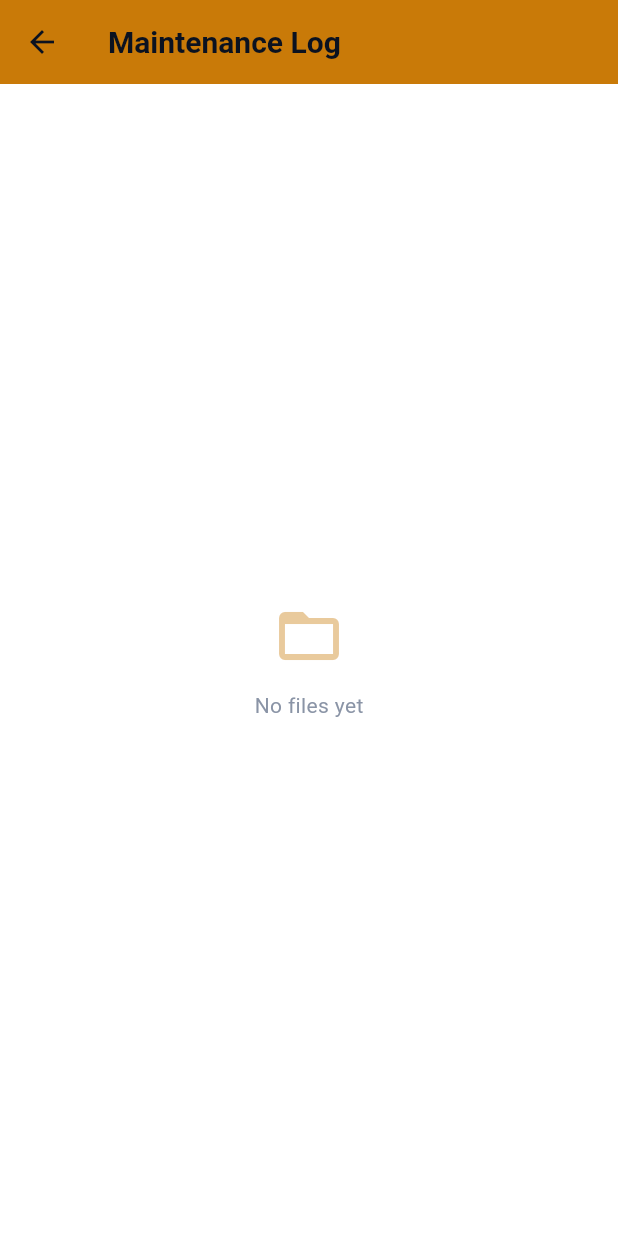
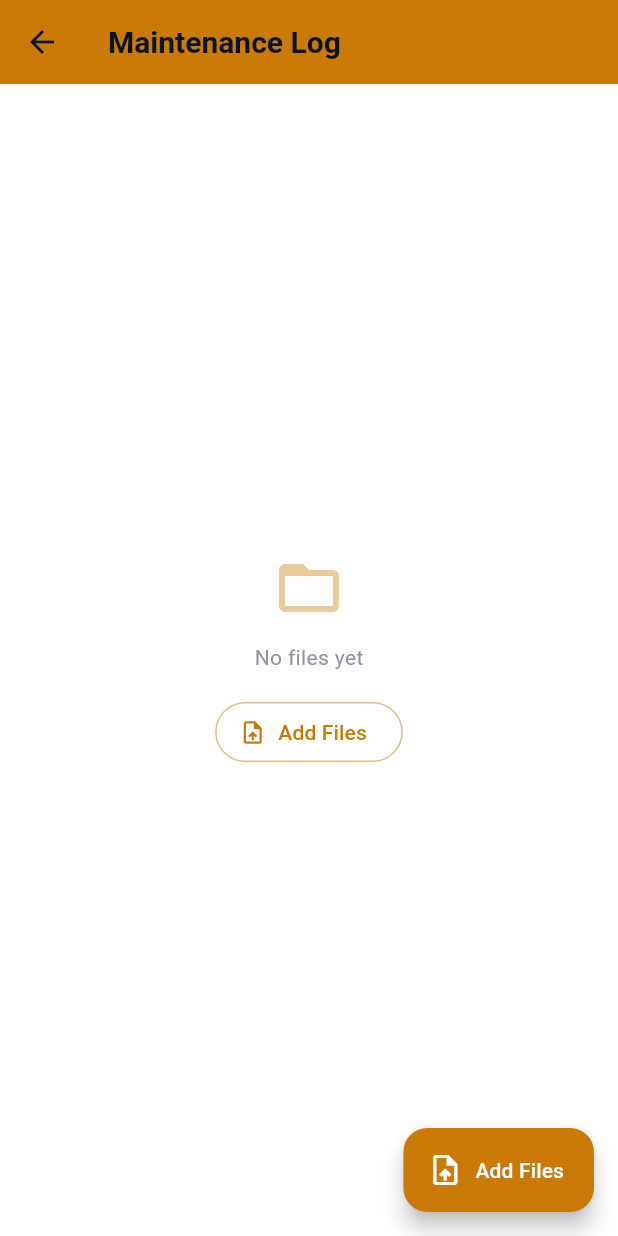
Before and after one commit to pavithrabaskerselvi/cda_rpto_app, a Flutter app: the VaultHomeScreen screen opened by its route, after a tap on "Maintenance Log", on a phone screen of 412 x 824 dp. Run offline on Flutter 3.47's test engine with Material 3 defaults, Android fonts, the light colour scheme and no system bars; our stand-ins replace cloud_firestore, file_picker, firebase_auth, firebase_core, firebase_storage, google_fonts and 6 more; missing offline and left inert: dart:js_interop, dart:ui_web, excel, syncfusion_flutter_pdfviewer; accounts and stored records are empty.

Commit message:
Merge origin/main and resolve conflicts

```diff
--- a/lib/screens/vault/vault_category_screen.dart
+++ b/lib/screens/vault/vault_category_screen.dart
@@ -5,6 +5,7 @@ import '../../config/theme.dart';
 import '../../config/vault_categories.dart';
 import '../../models/vault_document_model.dart';
 import '../../providers/vault_provider.dart';
+import 'vault_bulk_import_screen.dart';
 
 /// Shows every document uploaded under one Vault category, live via
 /// VaultProvider.watchCategory. Reached from VaultHomeScreen by tapping
@@ -24,6 +25,19 @@ class VaultCategoryScreen extends StatelessWidget {
         backgroundColor: category.color,
         foregroundColor: Colors.white,
         title: Text(category.label, style: const TextStyle(fontWeight: FontWeight.w700)),
+      ),
+      floatingActionButton: FloatingActionButton.extended(
+        backgroundColor: category.color,
+        icon: const Icon(Icons.upload_file_outlined),
+        label: const Text('Add Files'),
+        onPressed: () {
+          Navigator.push(
+            context,
+            MaterialPageRoute(
+              builder: (_) => VaultBulkImportScreen(initialCategoryKey: category.key),
+            ),
+          );
+        },
       ),
       body: StreamBuilder<List<VaultDocument>>(
         stream: vault.watchCategory(category.key),
@@ -47,13 +61,30 @@ class VaultCategoryScreen extends StatelessWidget {
                   Icon(Icons.folder_open, color: category.color.withValues(alpha: 0.4), size: 48),
                   const SizedBox(height: 12),
                   const Text('No files yet', style: TextStyle(color: AppColors.textSecondary)),
+                  const SizedBox(height: 16),
+                  OutlinedButton.icon(
+                    onPressed: () {
+                      Navigator.push(
+                        context,
+                        MaterialPageRoute(
+                          builder: (_) => VaultBulkImportScreen(initialCategoryKey: category.key),
+                        ),
+                      );
+                    },
+                    style: OutlinedButton.styleFrom(
+                      foregroundColor: category.color,
+                      side: BorderSide(color: category.color.withValues(alpha: 0.5)),
+                    ),
+                    icon: const Icon(Icons.upload_file_outlined, size: 18),
+                    label: const Text('Add Files'),
+                  ),
                 ],
               ),
             );
           }
 
           return ListView.separated(
-            padding: const EdgeInsets.all(12),
+            padding: const EdgeInsets.fromLTRB(12, 12, 12, 88),
             itemCount: docs.length,
             separatorBuilder: (_, __) => const SizedBox(height: 8),
             itemBuilder: (context, index) {
--- a/lib/screens/vault/vault_home_screen.dart
+++ b/lib/screens/vault/vault_home_screen.dart
@@ -5,6 +5,7 @@ import '../../config/theme.dart';
 import '../../providers/vault_provider.dart';
 import '../../models/vault_folder_model.dart';
 import 'vault_category_screen.dart';
+import 'vault_folder_browser_screen.dart';
 import 'vault_search_screen.dart';
 
 class VaultHomeScreen extends StatefulWidget {
@@ -112,7 +113,9 @@ class _VaultHomeScreenState extends State<VaultHomeScreen> {
                     Navigator.push(
                       context,
                       MaterialPageRoute(
-                        builder: (_) => VaultCategoryScreen(category: chunk[j].category),
+                        builder: (_) => chunk[j].category.supportsSubfolders
+                            ? VaultFolderBrowserScreen(category: chunk[j].category)
+                            : VaultCategoryScreen(category: chunk[j].category),
                       ),
                     );
                   },
--- a/pubspec.yaml
+++ b/pubspec.yaml
@@ -73,3 +73,4 @@ flutter:
     - lib/assets/images/batch_list.png
     - lib/assets/images/splash_screen.png
     - lib/assets/images/rpto_vault.png
+    - lib/assets/images/login_page.png
```
Also changed, not shown: lib/providers/vault_provider.dart (line endings or trailing spaces).
